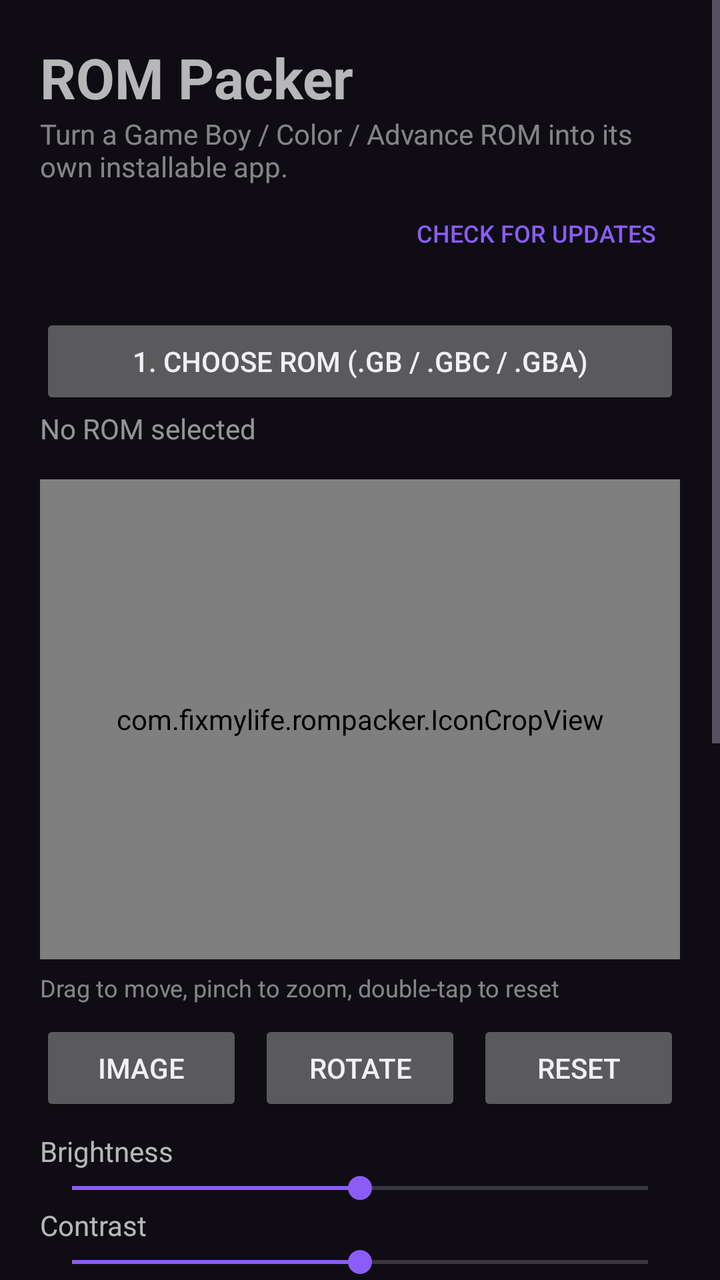
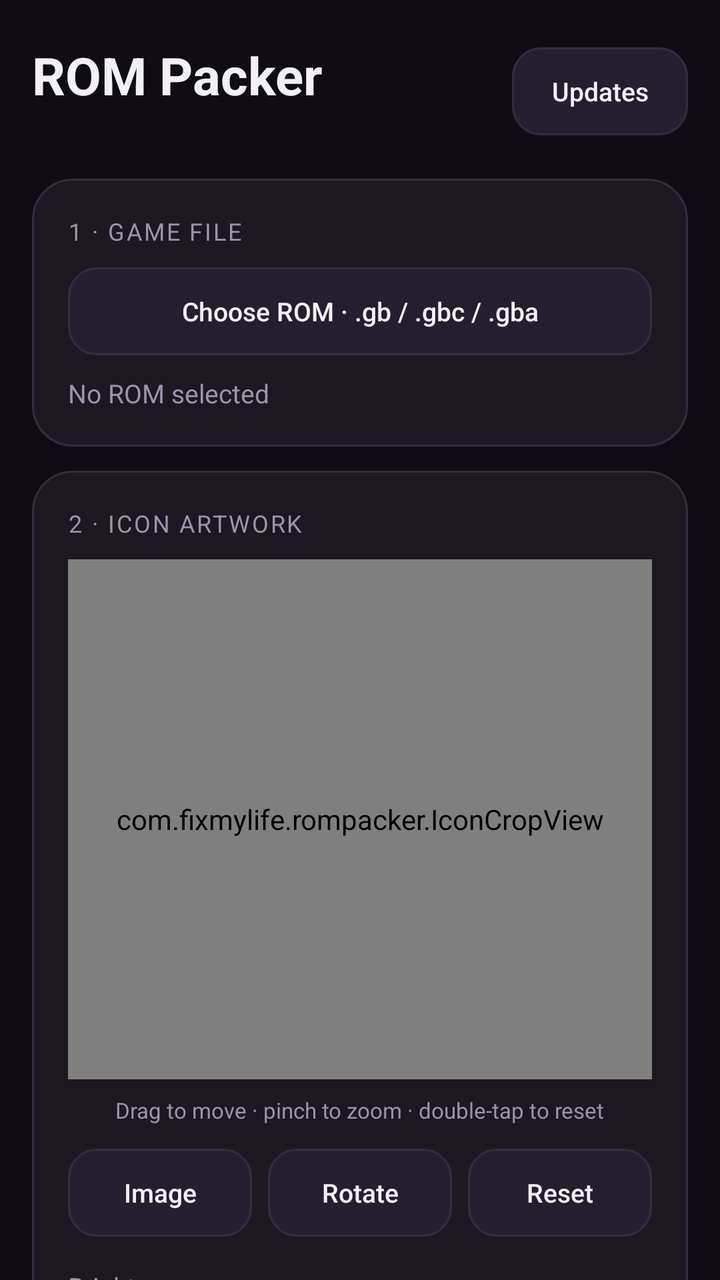

An Android layout rendered at two revisions. The XML below is the earlier revision; the diff shows what the commit changed to produce the second picture.
<!-- AndroidManifest.xml: application theme Theme.RomPacker -->
<!-- res/layout/activity_main.xml -->
<?xml version="1.0" encoding="utf-8"?>
<ScrollView xmlns:android="http://schemas.android.com/apk/res/android"
    android:layout_width="match_parent"
    android:layout_height="match_parent"
    android:fitsSystemWindows="true">

    <LinearLayout
        android:layout_width="match_parent"
        android:layout_height="wrap_content"
        android:orientation="vertical"
        android:padding="20dp">

        <TextView
            android:layout_width="wrap_content"
            android:layout_height="wrap_content"
            android:text="ROM Packer"
            android:textSize="28sp"
            android:textStyle="bold" />

        <TextView
            android:layout_width="wrap_content"
            android:layout_height="wrap_content"
            android:alpha="0.7"
            android:text="Turn a Game Boy / Color / Advance ROM into its own installable app." />

        <LinearLayout
            android:layout_width="match_parent"
            android:layout_height="wrap_content"
            android:layout_marginBottom="16dp"
            android:gravity="center_vertical"
            android:orientation="horizontal">

            <TextView
                android:id="@+id/version"
                android:layout_width="0dp"
                android:layout_height="wrap_content"
                android:layout_weight="1"
                android:alpha="0.6"
                android:textSize="12sp" />

            <Button
                android:id="@+id/checkUpdate"
                style="?android:attr/buttonBarButtonStyle"
                android:layout_width="wrap_content"
                android:layout_height="wrap_content"
                android:text="Check for updates"
                android:textSize="12sp" />
        </LinearLayout>

        <Button
            android:id="@+id/pickRom"
            android:layout_width="match_parent"
            android:layout_height="wrap_content"
            android:text="1. Choose ROM (.gb / .gbc / .gba)" />

        <TextView
            android:id="@+id/romInfo"
            android:layout_width="match_parent"
            android:layout_height="wrap_content"
            android:layout_marginBottom="16dp"
            android:alpha="0.8"
            android:text="No ROM selected" />

        <com.fixmylife.rompacker.IconCropView
            android:id="@+id/iconCrop"
            android:layout_width="match_parent"
            android:layout_height="240dp"
            android:layout_gravity="center_horizontal"
            android:background="#22888888" />

        <TextView
            android:layout_width="wrap_content"
            android:layout_height="wrap_content"
            android:layout_marginTop="6dp"
            android:alpha="0.7"
            android:text="Drag to move, pinch to zoom, double-tap to reset"
            android:textSize="12sp" />

        <LinearLayout
            android:layout_width="match_parent"
            android:layout_height="wrap_content"
            android:layout_marginTop="8dp"
            android:orientation="horizontal">

            <Button
                android:id="@+id/pickIcon"
                android:layout_width="0dp"
                android:layout_height="wrap_content"
                android:layout_marginEnd="8dp"
                android:layout_weight="1"
                android:text="Image" />

            <Button
                android:id="@+id/rotateIcon"
                android:layout_width="0dp"
                android:layout_height="wrap_content"
                android:layout_marginEnd="8dp"
                android:layout_weight="1"
                android:text="Rotate" />

            <Button
                android:id="@+id/resetIcon"
                android:layout_width="0dp"
                android:layout_height="wrap_content"
                android:layout_weight="1"
                android:text="Reset" />
        </LinearLayout>

        <TextView
            android:layout_width="wrap_content"
            android:layout_height="wrap_content"
            android:layout_marginTop="8dp"
            android:text="Brightness" />

        <SeekBar
            android:id="@+id/brightness"
            android:layout_width="match_parent"
            android:layout_height="wrap_content"
            android:max="100"
            android:progress="50" />

        <TextView
            android:layout_width="wrap_content"
            android:layout_height="wrap_content"
            android:text="Contrast" />

        <SeekBar
            android:id="@+id/contrast"
            android:layout_width="match_parent"
            android:layout_height="wrap_content"
            android:max="100"
            android:progress="50" />

        <TextView
            android:layout_width="wrap_content"
            android:layout_height="wrap_content"
            android:text="Saturation" />

        <SeekBar
            android:id="@+id/saturation"
            android:layout_width="match_parent"
            android:layout_height="wrap_content"
            android:max="100"
            android:progress="50" />

        <TextView
            android:layout_width="wrap_content"
            android:layout_height="wrap_content"
            android:layout_marginTop="12dp"
            android:text="Cover art \u2014 game code or title" />

        <EditText
            android:id="@+id/gameCode"
            android:layout_width="match_parent"
            android:layout_height="wrap_content"
            android:hint="CGB-BXRJ-JPN or Pocket Monsters Crystal"
            android:inputType="textCapCharacters|textNoSuggestions"
            android:textSize="14sp" />

        <Button
            android:id="@+id/findCover"
            android:layout_width="match_parent"
            android:layout_height="wrap_content"
            android:layout_marginBottom="12dp"
            android:text="Find cover art" />

        <TextView
            android:layout_width="wrap_content"
            android:layout_height="wrap_content"
            android:text="App name" />

        <EditText
            android:id="@+id/appName"
            android:layout_width="match_parent"
            android:layout_height="wrap_content"
            android:hint="Pokemon Crystal"
            android:inputType="textCapWords"
            android:maxLength="50" />

        <TextView
            android:layout_width="wrap_content"
            android:layout_height="wrap_content"
            android:layout_marginTop="8dp"
            android:text="Package id (unique per game)" />

        <EditText
            android:id="@+id/packageId"
            android:layout_width="match_parent"
            android:layout_height="wrap_content"
            android:fontFamily="monospace"
            android:hint="com.fixmylife.rom.mygame"
            android:inputType="textNoSuggestions|textVisiblePassword"
            android:textSize="14sp" />

        <Button
            android:id="@+id/build"
            android:layout_width="match_parent"
            android:layout_height="wrap_content"
            android:layout_marginTop="20dp"
            android:enabled="false"
            android:text="3. Build APK" />

        <ProgressBar
            android:id="@+id/progress"
            style="?android:attr/progressBarStyleHorizontal"
            android:layout_width="match_parent"
            android:layout_height="wrap_content"
            android:indeterminate="true"
            android:visibility="gone" />

        <TextView
            android:id="@+id/status"
            android:layout_width="match_parent"
            android:layout_height="wrap_content"
            android:layout_marginTop="8dp"
            android:textIsSelectable="true" />

        <LinearLayout
            android:layout_width="match_parent"
            android:layout_height="wrap_content"
            android:layout_marginTop="12dp"
            android:orientation="horizontal">

            <Button
                android:id="@+id/install"
                android:layout_width="0dp"
                android:layout_height="wrap_content"
                android:layout_marginEnd="8dp"
                android:layout_weight="1"
                android:enabled="false"
                android:text="Install" />

            <Button
                android:id="@+id/save"
                android:layout_width="0dp"
                android:layout_height="wrap_content"
                android:layout_weight="1"
                android:enabled="false"
                android:text="Save APK\u2026" />
        </LinearLayout>
    </LinearLayout>
</ScrollView>
<!-- resources referenced by this layout -->
<resources>
  <!-- unchanged entries left out for length: 5 -->
</resources>

<!-- the commit's change to res/layout/activity_main.xml (unified diff, before → after) -->
@@ -2,209 +2,281 @@
 <ScrollView xmlns:android="http://schemas.android.com/apk/res/android"
     android:layout_width="match_parent"
     android:layout_height="match_parent"
-    android:fitsSystemWindows="true">
+    android:background="@color/bg"
+    android:clipToPadding="false"
+    android:fitsSystemWindows="true"
+    android:scrollbars="none">
 
     <LinearLayout
         android:layout_width="match_parent"
         android:layout_height="wrap_content"
         android:orientation="vertical"
-        android:padding="20dp">
-
-        <TextView
-            android:layout_width="wrap_content"
-            android:layout_height="wrap_content"
-            android:text="ROM Packer"
-            android:textSize="28sp"
-            android:textStyle="bold" />
-
-        <TextView
-            android:layout_width="wrap_content"
-            android:layout_height="wrap_content"
-            android:alpha="0.7"
-            android:text="Turn a Game Boy / Color / Advance ROM into its own installable app." />
-
-        <LinearLayout
-            android:layout_width="match_parent"
-            android:layout_height="wrap_content"
-            android:layout_marginBottom="16dp"
+        android:paddingStart="16dp"
+        android:paddingTop="20dp"
+        android:paddingEnd="16dp"
+        android:paddingBottom="32dp">
+
+        <LinearLayout
+            android:layout_width="match_parent"
+            android:layout_height="wrap_content"
+            android:layout_marginBottom="18dp"
             android:gravity="center_vertical"
             android:orientation="horizontal">
 
-            <TextView
-                android:id="@+id/version"
+            <LinearLayout
                 android:layout_width="0dp"
                 android:layout_height="wrap_content"
                 android:layout_weight="1"
-                android:alpha="0.6"
-                android:textSize="12sp" />
+                android:orientation="vertical">
+
+                <TextView
+                    android:layout_width="wrap_content"
+                    android:layout_height="wrap_content"
+                    android:text="ROM Packer"
+                    android:textColor="@color/text_primary"
+                    android:textSize="26sp"
+                    android:textStyle="bold" />
+
+                <TextView
+                    android:id="@+id/version"
+                    android:layout_width="wrap_content"
+                    android:layout_height="wrap_content"
+                    android:textColor="@color/text_muted"
+                    android:textSize="12sp" />
+            </LinearLayout>
 
             <Button
                 android:id="@+id/checkUpdate"
-                style="?android:attr/buttonBarButtonStyle"
+                style="@style/GhostButton"
                 android:layout_width="wrap_content"
-                android:layout_height="wrap_content"
-                android:text="Check for updates"
-                android:textSize="12sp" />
-        </LinearLayout>
-
-        <Button
-            android:id="@+id/pickRom"
-            android:layout_width="match_parent"
-            android:layout_height="wrap_content"
-            android:text="1. Choose ROM (.gb / .gbc / .gba)" />
-
-        <TextView
-            android:id="@+id/romInfo"
-            android:layout_width="match_parent"
-            android:layout_height="wrap_content"
-            android:layout_marginBottom="16dp"
-            android:alpha="0.8"
-            android:text="No ROM selected" />
-
-        <com.fixmylife.rompacker.IconCropView
-            android:id="@+id/iconCrop"
-            android:layout_width="match_parent"
-            android:layout_height="240dp"
-            android:layout_gravity="center_horizontal"
-            android:background="#22888888" />
-
-        <TextView
-            android:layout_width="wrap_content"
-            android:layout_height="wrap_content"
-            android:layout_marginTop="6dp"
-            android:alpha="0.7"
-            android:text="Drag to move, pinch to zoom, double-tap to reset"
-            android:textSize="12sp" />
-
-        <LinearLayout
-            android:layout_width="match_parent"
-            android:layout_height="wrap_content"
-            android:layout_marginTop="8dp"
-            android:orientation="horizontal">
-
-            <Button
-                android:id="@+id/pickIcon"
-                android:layout_width="0dp"
-                android:layout_height="wrap_content"
-                android:layout_marginEnd="8dp"
-                android:layout_weight="1"
-                android:text="Image" />
-
-            <Button
-                android:id="@+id/rotateIcon"
-                android:layout_width="0dp"
-                android:layout_height="wrap_content"
-                android:layout_marginEnd="8dp"
-                android:layout_weight="1"
-                android:text="Rotate" />
-
-            <Button
-                android:id="@+id/resetIcon"
-                android:layout_width="0dp"
-                android:layout_height="wrap_content"
-                android:layout_weight="1"
-                android:text="Reset" />
-        </LinearLayout>
-
-        <TextView
-            android:layout_width="wrap_content"
-            android:layout_height="wrap_content"
-            android:layout_marginTop="8dp"
-            android:text="Brightness" />
-
-        <SeekBar
-            android:id="@+id/brightness"
-            android:layout_width="match_parent"
-            android:layout_height="wrap_content"
-            android:max="100"
-            android:progress="50" />
-
-        <TextView
-            android:layout_width="wrap_content"
-            android:layout_height="wrap_content"
-            android:text="Contrast" />
-
-        <SeekBar
-            android:id="@+id/contrast"
-            android:layout_width="match_parent"
-            android:layout_height="wrap_content"
-            android:max="100"
-            android:progress="50" />
-
-        <TextView
-            android:layout_width="wrap_content"
-            android:layout_height="wrap_content"
-            android:text="Saturation" />
-
-        <SeekBar
-            android:id="@+id/saturation"
-            android:layout_width="match_parent"
-            android:layout_height="wrap_content"
-            android:max="100"
-            android:progress="50" />
-
-        <TextView
-            android:layout_width="wrap_content"
-            android:layout_height="wrap_content"
-            android:layout_marginTop="12dp"
-            android:text="Cover art \u2014 game code or title" />
-
-        <EditText
-            android:id="@+id/gameCode"
-            android:layout_width="match_parent"
-            android:layout_height="wrap_content"
-            android:hint="CGB-BXRJ-JPN or Pocket Monsters Crystal"
-            android:inputType="textCapCharacters|textNoSuggestions"
-            android:textSize="14sp" />
-
-        <Button
-            android:id="@+id/findCover"
+                android:paddingStart="14dp"
+                android:paddingEnd="14dp"
+                android:text="Updates" />
+        </LinearLayout>
+
+        <LinearLayout
             android:layout_width="match_parent"
             android:layout_height="wrap_content"
             android:layout_marginBottom="12dp"
-            android:text="Find cover art" />
-
-        <TextView
-            android:layout_width="wrap_content"
-            android:layout_height="wrap_content"
-            android:text="App name" />
-
-        <EditText
-            android:id="@+id/appName"
-            android:layout_width="match_parent"
-            android:layout_height="wrap_content"
-            android:hint="Pokemon Crystal"
-            android:inputType="textCapWords"
-            android:maxLength="50" />
-
-        <TextView
-            android:layout_width="wrap_content"
-            android:layout_height="wrap_content"
-            android:layout_marginTop="8dp"
-            android:text="Package id (unique per game)" />
-
-        <EditText
-            android:id="@+id/packageId"
-            android:layout_width="match_parent"
-            android:layout_height="wrap_content"
-            android:fontFamily="monospace"
-            android:hint="com.fixmylife.rom.mygame"
-            android:inputType="textNoSuggestions|textVisiblePassword"
-            android:textSize="14sp" />
+            android:background="@drawable/card"
+            android:orientation="vertical"
+            android:padding="18dp">
+
+            <TextView
+                style="@style/SectionLabel"
+                android:text="1 \u00b7 Game file" />
+
+            <Button
+                android:id="@+id/pickRom"
+                style="@style/GhostButton"
+                android:layout_width="match_parent"
+                android:text="Choose ROM \u00b7 .gb / .gbc / .gba" />
+
+            <TextView
+                android:id="@+id/romInfo"
+                android:layout_width="match_parent"
+                android:layout_height="wrap_content"
+                android:layout_marginTop="10dp"
+                android:lineSpacingExtra="2dp"
+                android:text="No ROM selected"
+                android:textColor="@color/text_muted"
+                android:textSize="13sp" />
+        </LinearLayout>
+
+        <LinearLayout
+            android:layout_width="match_parent"
+            android:layout_height="wrap_content"
+            android:layout_marginBottom="12dp"
+            android:background="@drawable/card"
+            android:orientation="vertical"
+            android:padding="18dp">
+
+            <TextView
+                style="@style/SectionLabel"
+                android:text="2 \u00b7 Icon artwork" />
+
+            <com.fixmylife.rompacker.IconCropView
+                android:id="@+id/iconCrop"
+                android:layout_width="match_parent"
+                android:layout_height="260dp"
+                android:layout_gravity="center_horizontal"
+                android:background="@drawable/crop_backdrop" />
+
+            <TextView
+                android:layout_width="wrap_content"
+                android:layout_height="wrap_content"
+                android:layout_gravity="center_horizontal"
+                android:layout_marginTop="8dp"
+                android:text="Drag to move \u00b7 pinch to zoom \u00b7 double-tap to reset"
+                android:textColor="@color/text_muted"
+                android:textSize="11sp" />
+
+            <LinearLayout
+                android:layout_width="match_parent"
+                android:layout_height="wrap_content"
+                android:layout_marginTop="12dp"
+                android:orientation="horizontal">
+
+                <Button
+                    android:id="@+id/pickIcon"
+                    style="@style/GhostButton"
+                    android:layout_width="0dp"
+                    android:layout_marginEnd="8dp"
+                    android:layout_weight="1"
+                    android:text="Image" />
+
+                <Button
+                    android:id="@+id/rotateIcon"
+                    style="@style/GhostButton"
+                    android:layout_width="0dp"
+                    android:layout_marginEnd="8dp"
+                    android:layout_weight="1"
+                    android:text="Rotate" />
+
+                <Button
+                    android:id="@+id/resetIcon"
+                    style="@style/GhostButton"
+                    android:layout_width="0dp"
+                    android:layout_weight="1"
+                    android:text="Reset" />
+            </LinearLayout>
+
+            <TextView
+                style="@style/FieldLabel"
+                android:layout_marginTop="16dp"
+                android:text="Brightness" />
+
+            <SeekBar
+                android:id="@+id/brightness"
+                android:layout_width="match_parent"
+                android:layout_height="wrap_content"
+                android:max="100"
+                android:progress="50" />
+
+            <TextView
+                style="@style/FieldLabel"
+                android:text="Contrast" />
+
+            <SeekBar
+                android:id="@+id/contrast"
+                android:layout_width="match_parent"
+                android:layout_height="wrap_content"
+                android:max="100"
+                android:progress="50" />
+
+            <TextView
+                style="@style/FieldLabel"
+                android:text="Saturation" />
+
+            <SeekBar
+                android:id="@+id/saturation"
+                android:layout_width="match_parent"
+                android:layout_height="wrap_content"
+                android:max="100"
+                android:progress="50" />
+        </LinearLayout>
+
+        <LinearLayout
+            android:layout_width="match_parent"
+            android:layout_height="wrap_content"
+            android:layout_marginBottom="12dp"
+            android:background="@drawable/card"
+            android:orientation="vertical"
+            android:padding="18dp">
+
+            <TextView
+                style="@style/SectionLabel"
+                android:text="3 \u00b7 Cover art" />
+
+            <EditText
+                android:id="@+id/gameCode"
+                android:layout_width="match_parent"
+                android:layout_height="52dp"
+                android:background="@drawable/field"
+                android:hint="CGB-BXTJ-JPN or game title"
+                android:inputType="textCapCharacters|textNoSuggestions"
+                android:paddingStart="14dp"
+                android:paddingEnd="14dp"
+                android:textColor="@color/text_primary"
+                android:textSize="15sp" />
+
+            <Button
+                android:id="@+id/findCover"
+                style="@style/GhostButton"
+                android:layout_width="match_parent"
+                android:layout_marginTop="10dp"
+                android:text="Find cover art" />
+        </LinearLayout>
+
+        <LinearLayout
+            android:layout_width="match_parent"
+            android:layout_height="wrap_content"
+            android:layout_marginBottom="20dp"
+            android:background="@drawable/card"
+            android:orientation="vertical"
+            android:padding="18dp">
+
+            <TextView
+                style="@style/SectionLabel"
+                android:text="4 \u00b7 App identity" />
+
+            <TextView
+                style="@style/FieldLabel"
+                android:layout_marginBottom="6dp"
+                android:text="App name" />
+
+            <EditText
+                android:id="@+id/appName"
+                android:layout_width="match_parent"
+                android:layout_height="52dp"
+                android:background="@drawable/field"
+                android:hint="Pokemon Crystal"
+                android:inputType="textCapWords"
+                android:maxLength="50"
+                android:paddingStart="14dp"
+                android:paddingEnd="14dp"
+                android:textColor="@color/text_primary"
+                android:textSize="15sp" />
+
+            <TextView
+                style="@style/FieldLabel"
+                android:layout_marginTop="14dp"
+                android:layout_marginBottom="6dp"
+                android:text="Package id \u2014 unique per game" />
+
+            <EditText
+                android:id="@+id/packageId"
+                android:layout_width="match_parent"
+                android:layout_height="52dp"
+                android:background="@drawable/field"
+                android:fontFamily="monospace"
+                android:hint="com.fixmylife.rom.mygame"
+                android:inputType="textNoSuggestions|textVisiblePassword"
+                android:paddingStart="14dp"
+                android:paddingEnd="14dp"
+                android:textColor="@color/text_primary"
+                android:textSize="14sp" />
+        </LinearLayout>
 
         <Button
             android:id="@+id/build"
             android:layout_width="match_parent"
-            android:layout_height="wrap_content"
-            android:layout_marginTop="20dp"
+            android:layout_height="56dp"
+            android:background="@drawable/button_primary"
             android:enabled="false"
-            android:text="3. Build APK" />
+            android:stateListAnimator="@null"
+            android:text="Build APK"
+            android:textAllCaps="false"
+            android:textColor="@color/text_primary"
+            android:textSize="16sp"
+            android:textStyle="bold" />
 
         <ProgressBar
             android:id="@+id/progress"
             style="?android:attr/progressBarStyleHorizontal"
             android:layout_width="match_parent"
             android:layout_height="wrap_content"
+            android:layout_marginTop="4dp"
             android:indeterminate="true"
             android:visibility="gone" />
 
@@ -212,8 +284,11 @@
             android:id="@+id/status"
             android:layout_width="match_parent"
             android:layout_height="wrap_content"
-            android:layout_marginTop="8dp"
-            android:textIsSelectable="true" />
+            android:layout_marginTop="10dp"
+            android:lineSpacingExtra="2dp"
+            android:textColor="@color/text_muted"
+            android:textIsSelectable="true"
+            android:textSize="13sp" />
 
         <LinearLayout
             android:layout_width="match_parent"
@@ -223,8 +298,8 @@
 
             <Button
                 android:id="@+id/install"
+                style="@style/GhostButton"
                 android:layout_width="0dp"
-                android:layout_height="wrap_content"
                 android:layout_marginEnd="8dp"
                 android:layout_weight="1"
                 android:enabled="false"
@@ -232,11 +307,11 @@
 
             <Button
                 android:id="@+id/save"
+                style="@style/GhostButton"
                 android:layout_width="0dp"
-                android:layout_height="wrap_content"
                 android:layout_weight="1"
                 android:enabled="false"
-                android:text="Save APK\u2026" />
+                android:text="Save APK" />
         </LinearLayout>
     </LinearLayout>
 </ScrollView>
<!-- resource entries referenced after the edit -->
@@ -1,5 +1,104 @@
 <!-- resources referenced by this layout -->
 <resources>
+  <!-- drawable button_primary (drawable) -->
+  <?xml version="1.0" encoding="utf-8"?>
+  <selector xmlns:android="http://schemas.android.com/apk/res/android">
+      <item android:state_enabled="false">
+          <shape android:shape="rectangle">
+              <solid android:color="@color/surface_high" />
+              <corners android:radius="16dp" />
+          </shape>
+      </item>
+      <item android:state_pressed="true">
+          <shape android:shape="rectangle">
+              <solid android:color="@color/accent_dim" />
+              <corners android:radius="16dp" />
+          </shape>
+      </item>
+      <item>
+          <shape android:shape="rectangle">
+              <solid android:color="@color/accent" />
+              <corners android:radius="16dp" />
+          </shape>
+      </item>
+  </selector>
+  <!-- drawable card (drawable) -->
+  <?xml version="1.0" encoding="utf-8"?>
+  <shape xmlns:android="http://schemas.android.com/apk/res/android" android:shape="rectangle">
+      <solid android:color="@color/surface" />
+      <corners android:radius="20dp" />
+      <stroke android:width="1dp" android:color="@color/outline" />
+  </shape>
+  <!-- drawable crop_backdrop (drawable) -->
+  <?xml version="1.0" encoding="utf-8"?>
+  <shape xmlns:android="http://schemas.android.com/apk/res/android" android:shape="rectangle">
+      <solid android:color="#0A0810" />
+      <corners android:radius="16dp" />
+      <stroke android:width="1dp" android:color="@color/outline" />
+  </shape>
+  <!-- drawable field (drawable) -->
+  <?xml version="1.0" encoding="utf-8"?>
+  <selector xmlns:android="http://schemas.android.com/apk/res/android">
+      <item android:state_focused="true">
+          <shape android:shape="rectangle">
+              <solid android:color="@color/surface_high" />
+              <corners android:radius="12dp" />
+              <stroke android:width="1dp" android:color="@color/accent" />
+          </shape>
+      </item>
+      <item>
+          <shape android:shape="rectangle">
+              <solid android:color="@color/surface_high" />
+              <corners android:radius="12dp" />
+              <stroke android:width="1dp" android:color="@color/outline" />
+          </shape>
+      </item>
+  </selector>
+  <style name="FieldLabel">
+          <item name="android:layout_width">wrap_content</item>
+          <item name="android:layout_height">wrap_content</item>
+          <item name="android:textColor">@color/text_muted</item>
+          <item name="android:textSize">13sp</item>
+      </style>
+  <style name="GhostButton">
+          <item name="android:layout_height">44dp</item>
+          <item name="android:background">@drawable/button_ghost</item>
+          <item name="android:textColor">@color/text_primary</item>
+          <item name="android:textSize">13sp</item>
+          <item name="android:textAllCaps">false</item>
+          <item name="android:stateListAnimator">@null</item>
+      </style>
+  <style name="SectionLabel">
+          <item name="android:layout_width">wrap_content</item>
+          <item name="android:layout_height">wrap_content</item>
+          <item name="android:textColor">@color/text_muted</item>
+          <item name="android:textSize">12sp</item>
+          <item name="android:letterSpacing">0.08</item>
+          <item name="android:textAllCaps">true</item>
+          <item name="android:layout_marginBottom">10dp</item>
+      </style>
+  <color name="surface_high">#241F2E</color>
+  <color name="accent_dim">#5B3BA8</color>
+  <color name="surface">#1B1822</color>
+  <color name="outline">#332C40</color>
+  <!-- drawable button_ghost (drawable) -->
+  <?xml version="1.0" encoding="utf-8"?>
+  <selector xmlns:android="http://schemas.android.com/apk/res/android">
+      <item android:state_pressed="true">
+          <shape android:shape="rectangle">
+              <solid android:color="@color/surface_high" />
+              <corners android:radius="14dp" />
+              <stroke android:width="1dp" android:color="@color/accent" />
+          </shape>
+      </item>
+      <item>
+          <shape android:shape="rectangle">
+              <solid android:color="@color/surface_high" />
+              <corners android:radius="14dp" />
+              <stroke android:width="1dp" android:color="@color/outline" />
+          </shape>
+      </item>
+  </selector>
   <!-- unchanged entries left out for length: 5 -->
 </resources>
 
